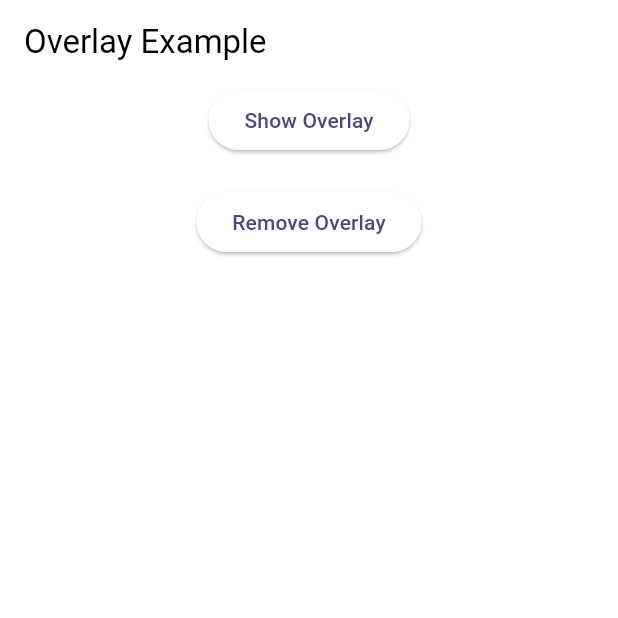
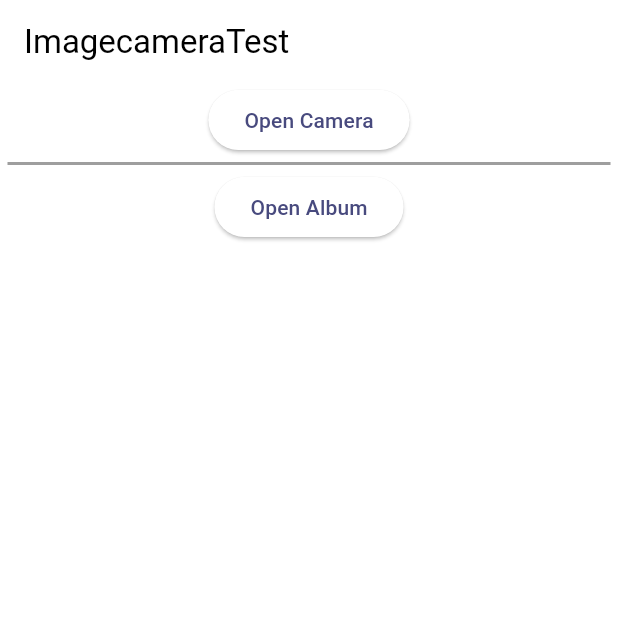
Before and after one commit to Yomiamy/FlutterPractice, a Flutter app: the screen it shows after launch, on a phone screen of 412 x 824 dp, the top half of it. Run offline on Flutter 3.47's test engine with Material 3 defaults, Android fonts, the phone set to English and light mode, and no system bars; our stand-ins replace bloc, camera, dio, equatable, flutter_bloc, formz and 5 more; missing offline and left inert: dart:ffi, drag_container; accounts and stored records are empty.

Commit message:
(Camera) CameraController and CameraPreview

```diff
--- /dev/null
+++ b/lib/image/image_camera_test.dart
@@ -0,0 +1,55 @@
+import 'package:camera/camera.dart';
+import 'package:flutter/material.dart';
+
+import 'take_picture_screen.dart';
+
+class ImagecameraTest extends StatefulWidget {
+  const ImagecameraTest({super.key});
+
+  @override
+  State<ImagecameraTest> createState() => _ImagecameraTestState();
+}
+
+class _ImagecameraTestState extends State<ImagecameraTest> {
+  @override
+  Widget build(BuildContext context) {
+    return Scaffold(
+        appBar: AppBar(
+          title: const Text('ImagecameraTest'),
+        ),
+        body: Column(mainAxisSize: MainAxisSize.min, children: <Widget>[
+          ElevatedButton(
+            onPressed: () {
+              pushToCamera(context);
+            },
+            child: const Text('Open Camera')
+          ),
+
+          const Divider(height: 10,
+              thickness: 2,
+              indent: 5,
+              endIndent: 5,
+              color: Colors.grey),
+
+          ElevatedButton(
+              onPressed: () {},
+              child: const Text('Open Album')
+          ),
+        ]));
+  }
+
+  void pushToCamera(BuildContext context) async {
+    if(!mounted) {
+      return;
+    }
+
+    final cameras = await availableCameras();
+
+    Navigator.push(
+      context,
+      MaterialPageRoute(
+        builder: (context) => TakePictureScreen(camera: cameras.first),
+      )
+    );
+  }
+}
--- a/lib/main.dart
+++ b/lib/main.dart
@@ -13,6 +13,7 @@ import 'package:flutter_practice/draggable_scrollable_sheet/DraggableScrollableS
 import 'package:flutter_practice/gesture/ImageDoubleTapScaleWidget.dart';
 import 'package:flutter_practice/gesture/ImageTapWidget.dart';
 import 'package:flutter_practice/gesture/TapTextWidget.dart';
+import 'package:flutter_practice/image/image_camera_test.dart';
 import 'package:flutter_practice/ink/MaterialRoundInk.dart';
 import 'package:flutter_practice/pop_menu_button/PopMenuButtonTest1.dart';
 import 'package:flutter_practice/scaffold_messenger/ScaffoldMessengerTrigger.dart';
@@ -70,6 +71,6 @@ class MyApp extends StatelessWidget {
                 primary: Color.fromRGBO(72, 74, 126, 1)
             )
         ),
-        home: const OverlayTest1());
+        home: const ImagecameraTest());
   }
 }
```
Also changed, not shown: lib/image/display_picture_screen.dart (added, +20 -0 lines), lib/image/take_picture_screen.dart (added, +103 -0 lines), pubspec.yaml (+7 -2 lines), pubspec.lock.
